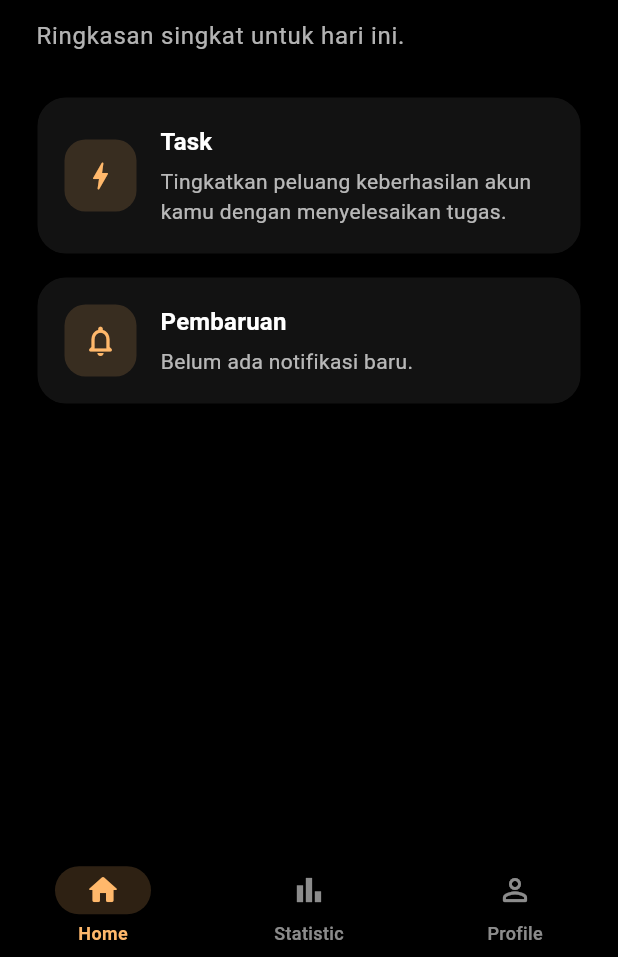
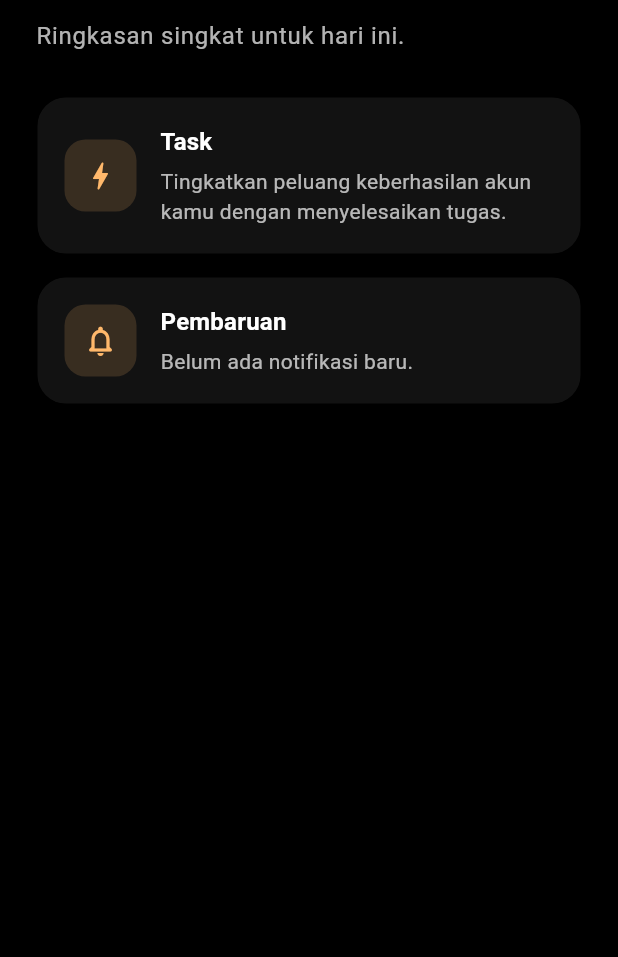
Before and after one commit to fikii31/NexonApp, a Flutter app: the screen it shows after launch, in the side drawer, after a tap on "Home", on a phone screen of 412 x 824 dp, the part 279-1236 px from its top. Run offline on Flutter 3.47's test engine with Material 3 defaults, Android fonts, the phone set to English and light mode, and no system bars.

Commit message:
Update : UI Rebuild

```diff
--- a/lib/home.dart
+++ b/lib/home.dart
@@ -259,55 +259,6 @@ class _MyHomePageState extends State<MyHomePage> {
             );
           },
           child: _buildPage(_selectedIndex),
-        ),
-        bottomNavigationBar: NavigationBarTheme(
-          data: NavigationBarThemeData(
-            backgroundColor: p.navBg,
-            indicatorColor: p.accent.withValues(alpha: 0.18),
-            elevation: 0,
-            height: 68,
-            iconTheme: WidgetStateProperty.resolveWith((states) {
-              final selected = states.contains(WidgetState.selected);
-              return IconThemeData(
-                color: selected ? p.accent : p.textMuted,
-                size: 24,
-              );
-            }),
-            labelTextStyle: WidgetStateProperty.resolveWith((states) {
-              final selected = states.contains(WidgetState.selected);
-              return TextStyle(
-                fontSize: 12,
-                fontWeight: selected ? FontWeight.w700 : FontWeight.w500,
-                color: selected ? p.accent : p.textMuted,
-              );
-            }),
-          ),
-          child: DecoratedBox(
-            decoration: BoxDecoration(
-              border: Border(top: BorderSide(color: p.border)),
-            ),
-            child: NavigationBar(
-              selectedIndex: _selectedIndex,
-              onDestinationSelected: _onItemTapped,
-              destinations: const [
-                NavigationDestination(
-                  icon: Icon(Icons.home_outlined),
-                  selectedIcon: Icon(Icons.home_rounded),
-                  label: 'Home',
-                ),
-                NavigationDestination(
-                  icon: Icon(Icons.bar_chart_outlined),
-                  selectedIcon: Icon(Icons.bar_chart_rounded),
-                  label: 'Statistic',
-                ),
-                NavigationDestination(
-                  icon: Icon(Icons.person_outline_rounded),
-                  selectedIcon: Icon(Icons.person_rounded),
-                  label: 'Profile',
-                ),
-              ],
-            ),
-          ),
         ),
         drawer: Drawer(
           backgroundColor: p.drawerBg,
--- a/lib/splashscreen.dart
+++ b/lib/splashscreen.dart
@@ -38,9 +38,9 @@ class _SplashScreenState extends State<SplashScreen> {
           Center(
             child: Image.asset(
               'assets/ss.jpg',
-                width: 300.0,
-                height: 100.0,
-                fit: BoxFit.contain,
+                width: 100.00,
+                height: 300.0,
+                fit:BoxFit.cover,
               ),
           ),
           SizedBox(
```
